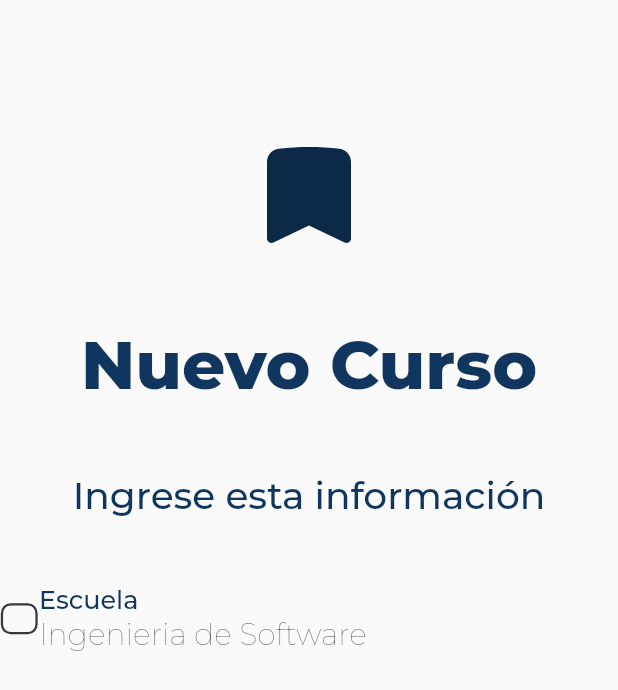
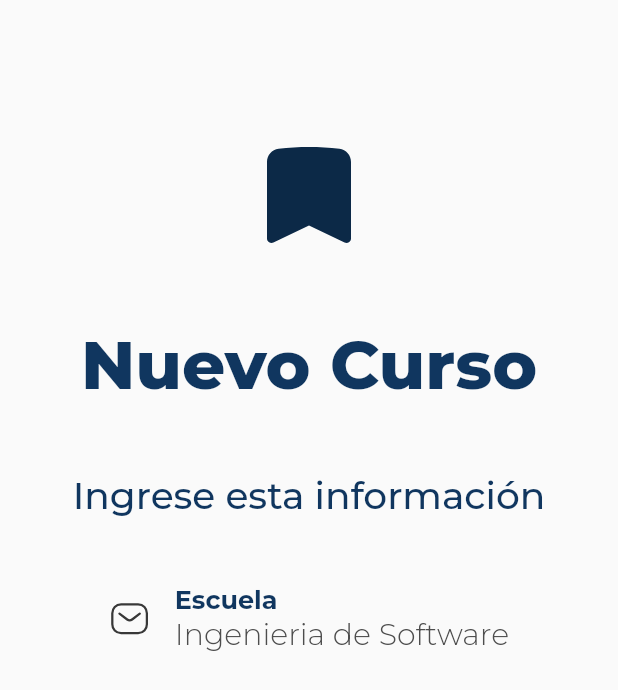
Before and after one commit to WalterNickSuelArroyo/app_movil_fisi_unmsm, a Flutter app: the screen it shows after launch, on a phone screen of 412 x 824 dp. Shown: the top 690 px of the screen. Run offline on Flutter 3.47's test engine with Material 2 defaults, Android fonts, the phone set to English and light mode, and no system bars; our stand-ins replace flutter_svg, get, google_fonts.

Commit message:
vista nuevo cruso 60%

```diff
--- a/lib/src/pages/nuevo_curso/nuevo_curso.dart
+++ b/lib/src/pages/nuevo_curso/nuevo_curso.dart
@@ -4,11 +4,18 @@ import 'package:google_fonts/google_fonts.dart';
 //import 'package:get/get.dart';
 import 'package:google_fonts/google_fonts.dart';
 
+
 // ignore: camel_case_types
-class nuevoCurso extends StatelessWidget{
+class nuevoCurso extends StatefulWidget{
   const nuevoCurso({super.key});
 
+  @override
+  _nuevoCursoState createState()=> _nuevoCursoState();
+}
 
+
+// ignore: camel_case_types
+class _nuevoCursoState extends State<nuevoCurso>{
     @override
     Widget build(BuildContext context){
         return Scaffold(
@@ -20,7 +27,7 @@ class nuevoCurso extends StatelessWidget{
                         _imagenTitulo(),
                         _titulo(),
                         _subtitulo(),
-                        _opcionEscuela(),
+                        _opcionEscuela()
                     ]
                 )
             )
@@ -69,15 +76,19 @@ Widget _subtitulo(){
 }
 
 Widget _opcionEscuela(){
+
     return Container(
         margin: const EdgeInsets.only(top: 45),
         alignment: Alignment.center,
         child: Column(
             children: [
                 Row(
+                  mainAxisAlignment: MainAxisAlignment.center,
                   children: [
-                        SvgPicture.asset('assets/img/carta.svg'),
-                        const SizedBox(height: 16.0),
+                    Padding(
+                      padding: const EdgeInsets.only(right: 16.0),
+                      child: SvgPicture.asset('assets/img/carta.svg'),
+                    ),
                     Column(
                         crossAxisAlignment: CrossAxisAlignment.start,
                         children: [
@@ -86,7 +97,7 @@ Widget _opcionEscuela(){
                               style: GoogleFonts.montserrat(
                                   color: const Color.fromRGBO(16, 54, 95, 1),
                                   fontSize: 17,
-                                        fontWeight: FontWeight.w500,
+                                  fontWeight: FontWeight.w700,
                                 ),
                               ),
                           Text(
@@ -94,11 +105,11 @@ Widget _opcionEscuela(){
                                style: GoogleFonts.montserrat(
                                   color: const Color.fromRGBO(77, 77, 77, 1),
                                   fontSize: 20,
-                                        fontWeight: FontWeight.w100,
+                                  fontWeight: FontWeight.w300,
                                 ),
                               )
                         ],
-                        )
+                      ),
                   ],
                 )
             ]
```
Also changed, not shown: assets/img/carta.svg. Lines whose indentation alone changed are shown as unchanged.
